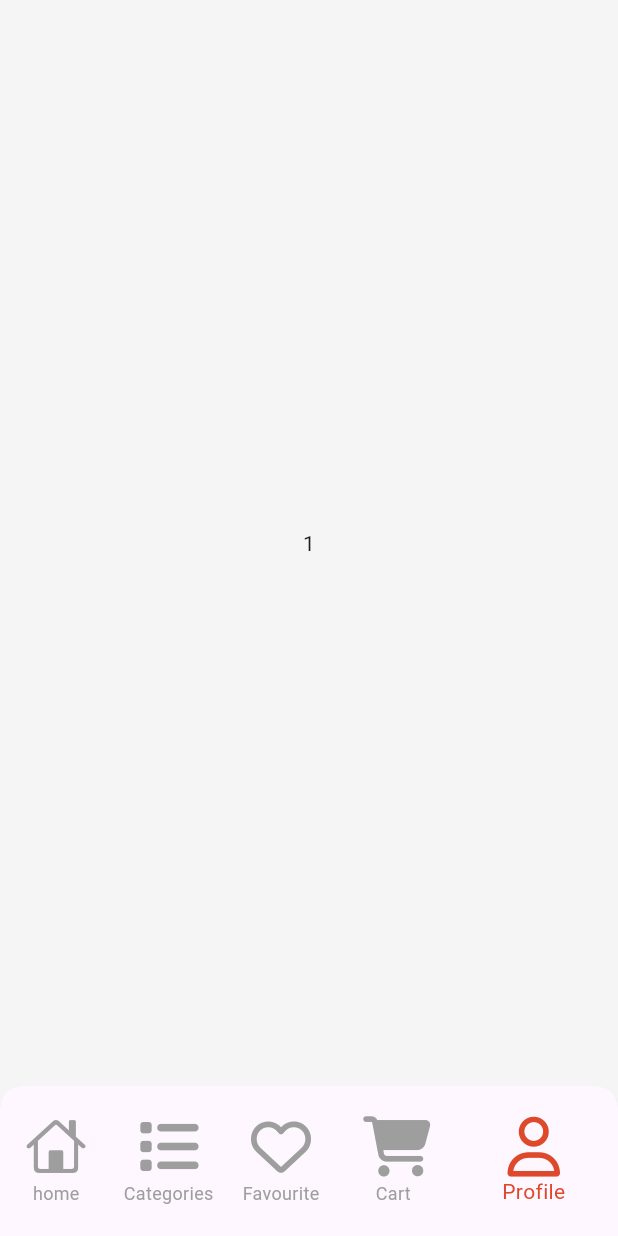
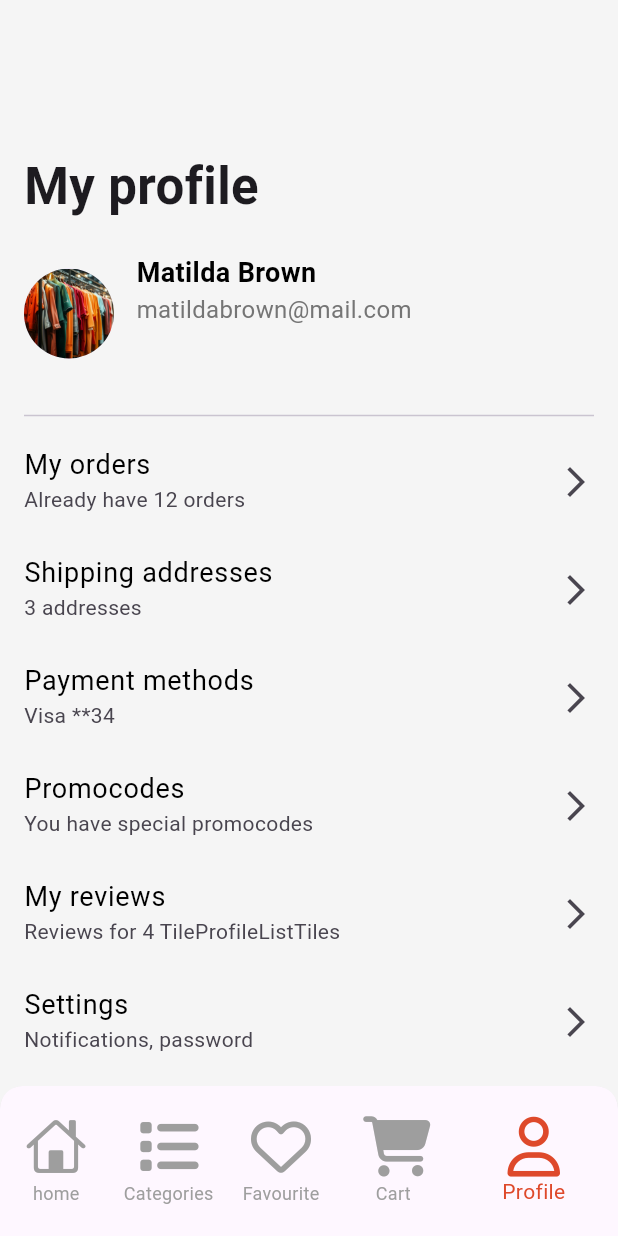
Before and after one commit to zyad-abdelhamed/ecommerce-app, a Flutter app: the DashboardPage screen opened by its route, swiped to page 5, on a phone screen of 412 x 824 dp. Run offline on Flutter 3.47's test engine with Material 3 defaults, Android fonts, the phone set to English and light mode, and no system bars; our stand-ins replace animate_do, bloc, cached_network_image, carousel_slider, dartz, dio and 6 more; accounts and stored records are empty; network calls fail.

Commit message:
creat profile page view

```diff
--- /dev/null
+++ b/devtools_options.yaml
@@ -0,0 +1,3 @@
+description: This file stores settings for Dart & Flutter DevTools.
+documentation: https://docs.flutter.dev/tools/devtools/extensions#configure-extension-enablement-states
+extensions:
--- a/lib/core/theme/text_styles.dart
+++ b/lib/core/theme/text_styles.dart
@@ -6,11 +6,11 @@ abstract class TextStyles {
     fontWeight: FontWeight.bold
   );
 
-  static const TextStyle textStyle25g = TextStyle(
+  static const TextStyle textStyle18grey = TextStyle(
     fontSize: 18,
     color: Color.fromARGB(255, 179, 176, 176));
 
-    static const TextStyle textStyle25b = TextStyle(
+    static const TextStyle textStyle18black = TextStyle(
     fontSize: 18,
     color: Colors.black);
 
@@ -23,5 +23,8 @@ abstract class TextStyles {
     fontSize: 20,
     color:  Color.fromARGB(255, 222, 73, 43),
    );
+   static  TextStyle textStyle16grey = TextStyle(
+    fontSize: 16,
+    color: Colors.grey[600]);
 
 }
--- a/lib/core/utils/sized_boxs.dart
+++ b/lib/core/utils/sized_boxs.dart
@@ -13,4 +13,7 @@ class SizedBoxs {
   static const SizedBox sizedBoxw5 = SizedBox(
     width: 5,
   );
+  static const SizedBox sizedBoxw15 = SizedBox(
+    width: 15,
+  );
 }
--- a/lib/features/dashboared/presentation/view/components/product_details_widget.dart
+++ b/lib/features/dashboared/presentation/view/components/product_details_widget.dart
@@ -30,7 +30,7 @@ class ProductDetailsWidget extends StatelessWidget {
         Text(
           maxLines: maxLines,
           descreption,
-          style: TextStyles.textStyle25g
+          style: TextStyles.textStyle18grey
               .copyWith(overflow: TextOverflow.ellipsis, fontSize: 15),
         ),
         Row(
--- /dev/null
+++ b/lib/features/dashboared/presentation/view/components/profile_body.dart
@@ -0,0 +1,44 @@
+import 'package:ecommerce_application/core/utils/sized_boxs.dart';
+import 'package:ecommerce_application/features/dashboared/presentation/view/components/profile_list_item.dart';
+import 'package:ecommerce_application/features/dashboared/presentation/view/components/user_details_widget.dart';
+import 'package:flutter/material.dart';
+
+class ProfileBody extends StatelessWidget {
+  const ProfileBody({super.key});
+
+  @override
+  Widget build(BuildContext context) {
+    return const Column(
+      crossAxisAlignment: CrossAxisAlignment.start,
+      children: [
+        UserDetailsWidget(),
+        SizedBoxs.sizedBoxH20,
+        Divider(),
+        ProfileListTile(
+          title: 'My orders',
+          subtitle: 'Already have 12 orders',
+        ),
+        ProfileListTile(
+          title: 'Shipping addresses',
+          subtitle: '3 addresses',
+        ),
+        ProfileListTile(
+          title: 'Payment methods',
+          subtitle: 'Visa **34',
+        ),
+        ProfileListTile(
+          title: 'Promocodes',
+          subtitle: 'You have special promocodes',
+        ),
+        ProfileListTile(
+          title: 'My reviews',
+          subtitle: 'Reviews for 4 TileProfileListTiles',
+        ),
+        ProfileListTile(
+          title: 'Settings',
+          subtitle: 'Notifications, password',
+        ),
+      ],
+    );
+  }
+}
--- /dev/null
+++ b/lib/features/dashboared/presentation/view/components/profile_list_item.dart
@@ -0,0 +1,25 @@
+import 'package:ecommerce_application/core/theme/text_styles.dart';
+import 'package:flutter/material.dart';
+
+class ProfileListTile extends StatelessWidget {
+  final String title;
+  final String subtitle;
+
+ const ProfileListTile({super.key, required this.title, required this.subtitle});
+
+  @override
+  Widget build(BuildContext context) {
+    return ListTile(
+      contentPadding: EdgeInsets.zero,
+      title: Text(
+        title,
+        style: TextStyles.textStyle18black
+      ),
+      subtitle: Text(subtitle),
+      trailing: const Icon(Icons.arrow_forward_ios),
+      onTap: () {
+        //todo: implement on tap action
+      },
+    );
+  }
+}
--- /dev/null
+++ b/lib/features/dashboared/presentation/view/components/user_details_widget.dart
@@ -0,0 +1,40 @@
+import 'package:ecommerce_application/core/theme/text_styles.dart';
+import 'package:ecommerce_application/core/utils/sized_boxs.dart';
+import 'package:flutter/material.dart';
+
+class UserDetailsWidget extends StatelessWidget {
+  const UserDetailsWidget({
+    super.key,
+  });
+
+  @override
+  Widget build(BuildContext context) {
+    return SizedBox(
+      height: 80,
+      child: Row(
+        children: [
+          const CircleAvatar(
+            radius: 30,
+            backgroundImage: AssetImage('assets/test.jpg'),
+          ),
+      SizedBoxs.sizedBoxw15,
+          Column(
+                  mainAxisAlignment: MainAxisAlignment.start,
+            crossAxisAlignment: CrossAxisAlignment.start,
+
+            children: [
+            Text(
+            'Matilda Brown',
+            style: TextStyles.textStyle18black.copyWith(fontWeight: FontWeight.bold)
+          ),
+          Text(
+            'matildabrown@mail.com',
+            style: TextStyles.textStyle16grey
+          ),
+          ],)
+
+        ],
+      ),
+    );
+  }
+}
--- a/lib/features/dashboared/presentation/view/pages/bottom_navigation_bar.dart
+++ b/lib/features/dashboared/presentation/view/pages/bottom_navigation_bar.dart
@@ -4,6 +4,7 @@ import 'package:ecommerce_application/features/dashboared/presentation/view/page
 import 'package:ecommerce_application/features/dashboared/presentation/view/pages/categries_page.dart';
 import 'package:ecommerce_application/features/dashboared/presentation/view/pages/favorites_page.dart';
 import 'package:ecommerce_application/features/dashboared/presentation/view/pages/home_page.dart';
+import 'package:ecommerce_application/features/dashboared/presentation/view/pages/profile_page.dart';
 import 'package:flutter/material.dart';
 import 'package:flutter_bloc/flutter_bloc.dart';
 
@@ -32,7 +33,7 @@ class DashboardPage extends StatelessWidget {
                 CategoryPage(),
                 FavoritesPage(),
                 CartsPage(),
-                Center(child: Text('1')),
+                ProfilePage()
               ],
             ),
             bottomNavigationBar: SizedBox(
--- a/lib/features/dashboared/presentation/view/pages/home_page.dart
+++ b/lib/features/dashboared/presentation/view/pages/home_page.dart
@@ -38,7 +38,7 @@ class HomePage extends StatelessWidget {
                       SizedBoxs.sizedBoxw5,
                       Text(
                         'view all',
-                        style: TextStyles.textStyle25b,
+                        style: TextStyles.textStyle18black,
                       )
                     ],
                   ),
--- /dev/null
+++ b/lib/features/dashboared/presentation/view/pages/profile_page.dart
@@ -0,0 +1,21 @@
+import 'package:ecommerce_application/core/theme/text_styles.dart';
+import 'package:ecommerce_application/core/utils/sized_boxs.dart';
+import 'package:ecommerce_application/features/dashboared/presentation/view/components/profile_body.dart';
+import 'package:flutter/material.dart';
+
+class ProfilePage extends StatelessWidget {
+  const ProfilePage({super.key});
+
+  @override
+  Widget build(BuildContext context) {
+    return const Scaffold(
+        body: SingleChildScrollView(
+            padding: EdgeInsets.only(top:100,left: 16.0,right: 16.0,bottom: 16.0),
+            child:
+                Column(crossAxisAlignment: CrossAxisAlignment.start, children: [
+              Text('My profile',style: TextStyles.textStyle34,),
+              SizedBoxs.sizedBoxH20,
+              ProfileBody()
+            ])));
+  }
+}
```
